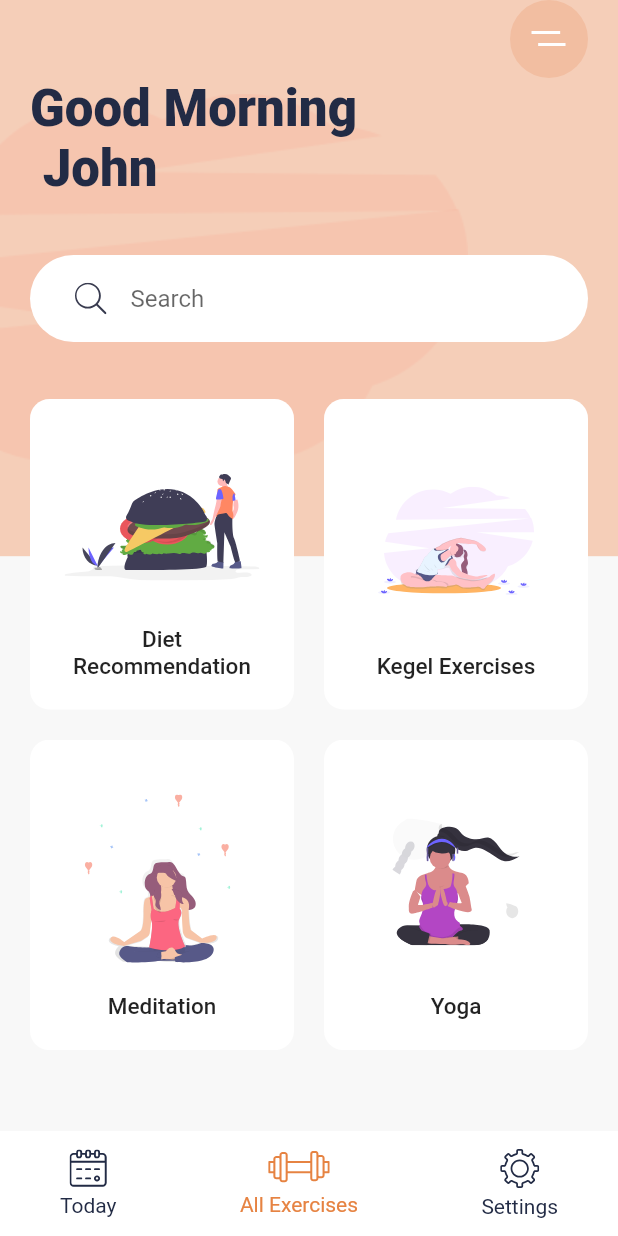
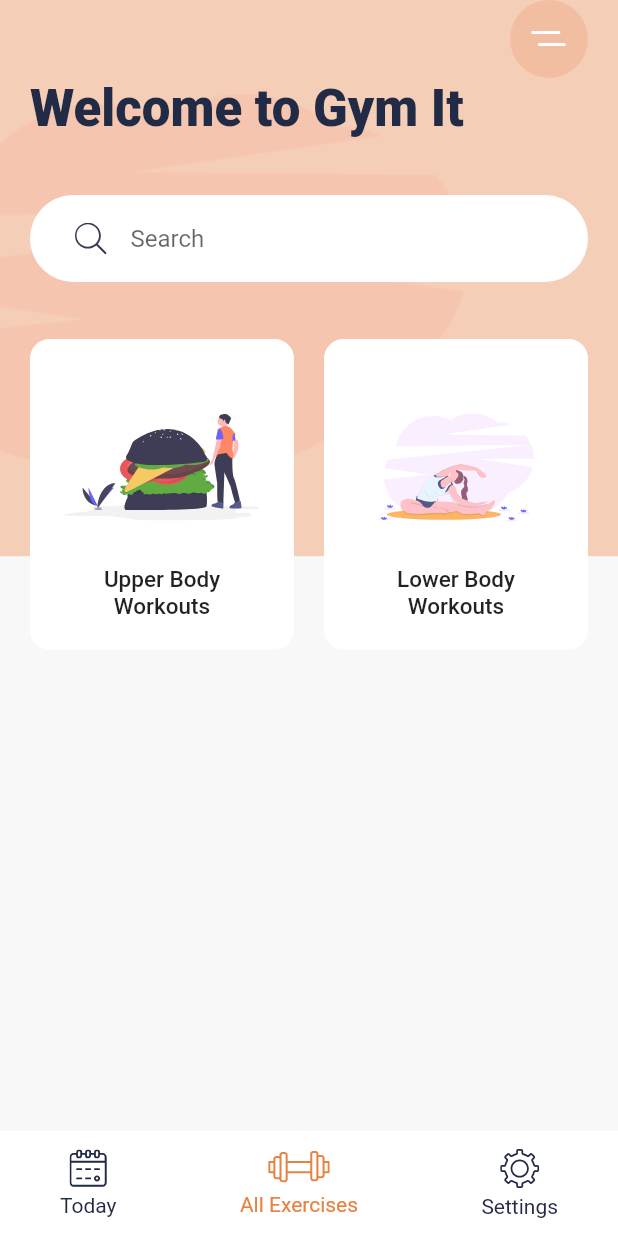
Before and after one commit to johnwanjema/Gym-It, a Flutter app: the screen it shows after launch, on a phone screen of 412 x 824 dp. Run offline on Flutter 3.47's test engine with Material 2 defaults, Android fonts, the phone set to English and light mode, and no system bars; our stand-ins replace flutter_svg.

Commit message:
change welcome message

```diff
--- a/lib/main.dart
+++ b/lib/main.dart
@@ -62,7 +62,7 @@ class HomeScreen extends StatelessWidget {
                     ),
                   ),
                   Text(
-                    'Good Morning \n John',
+                    'Welcome to Gym It',
                     style: Theme.of(context)
                         .textTheme
                         .headline4
@@ -77,29 +77,28 @@ class HomeScreen extends StatelessWidget {
                       mainAxisSpacing: 20,
                       children: <Widget>[
                         categoryCard(
-                          title: 'Diet Recommendation',
+                          title: 'Upper Body Workouts',
                           svgSrc: 'assets/icons/Hamburger.svg',
-                          press: () {},
-                        ),
-                        categoryCard(
-                          title: 'Kegel Exercises',
-                          svgSrc: 'assets/icons/Excrecises.svg',
-                          press: () {},
-                        ),
-                        categoryCard(
-                          title: 'Meditation',
-                          svgSrc: 'assets/icons/Meditation.svg',
                           press: () {
                             Navigator.push(context,
                                 MaterialPageRoute(builder: (context) {
-                              return DetailsScreen();
-                            }));
+                                  return DetailsScreen(
+                                    title: 'upper Body', description: 'Upper body resistance or strength training has a long list of benefits. It helps you boost muscle strength and endurance in your arms, back, chest, and shoulders.',
+                                  );
+                                }));
                           },
                         ),
                         categoryCard(
-                          title: 'Yoga',
-                          svgSrc: 'assets/icons/yoga.svg',
-                          press: () {},
+                          title: 'Lower Body Workouts',
+                          svgSrc: 'assets/icons/Excrecises.svg',
+                          press: () {
+                            Navigator.push(context,
+                                MaterialPageRoute(builder: (context) {
+                                  return DetailsScreen(
+                                    title: 'Lower Body',description: 'This lower body and core strength workout includes a variety of exercises targeting the glutes, hips, thighs, abs, and back. ',
+                                  );
+                                }));
+                          },
                         ),
                       ],
                     ),
--- a/pubspec.yaml
+++ b/pubspec.yaml
@@ -51,8 +51,6 @@ flutter:
   assets:
     - assets/icons/
     - assets/images/
-    - assets/images/upperBody.jpg
-    - assets/images/lowerBody.jpg.jpg
   #   - images/a_dot_ham.jpeg
 
   # An image asset can refer to one or more resolution-specific "variants", see
```
